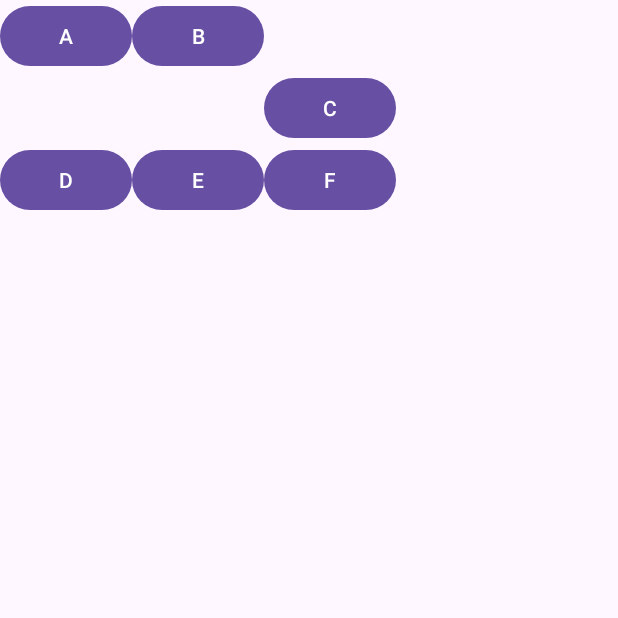
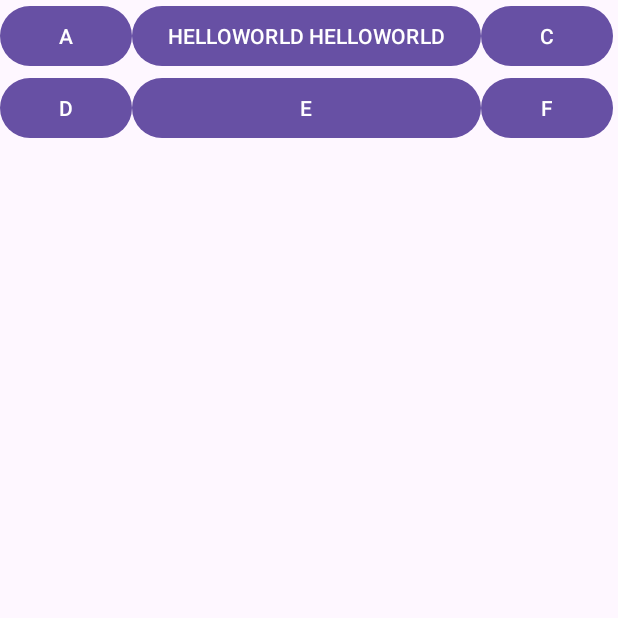
Before and after one commit to qtsky89/AndroidTutorial, an Android app: the screen it shows after launch (MainActivity), on a phone screen of 412 x 824 dp, the top half of it. Run offline under Robolectric (Android 15) with nearby library versions, the phone set to English and light mode, and no system bars.

Commit message:
prop test

```diff
--- a/ch7_view/src/main/res/layout/activity_main.xml
+++ b/ch7_view/src/main/res/layout/activity_main.xml
@@ -6,12 +6,11 @@
     android:columnCount="3"
     >
     <Button android:text="A" />
-    <Button android:text="B" />
-    <Button android:text="C"
-        android:layout_row="1"
-        android:layout_column="2"
+    <Button android:text="HELLOWORLD HELLOWORLD" />
+    <Button android:text="C" />
+    <Button android:text="D" />
+    <Button android:text="E"
+        android:layout_gravity="fill_horizontal"
         />
-    <Button android:text="D" />
-    <Button android:text="E" />
     <Button android:text="F" />
 </GridLayout>
```
